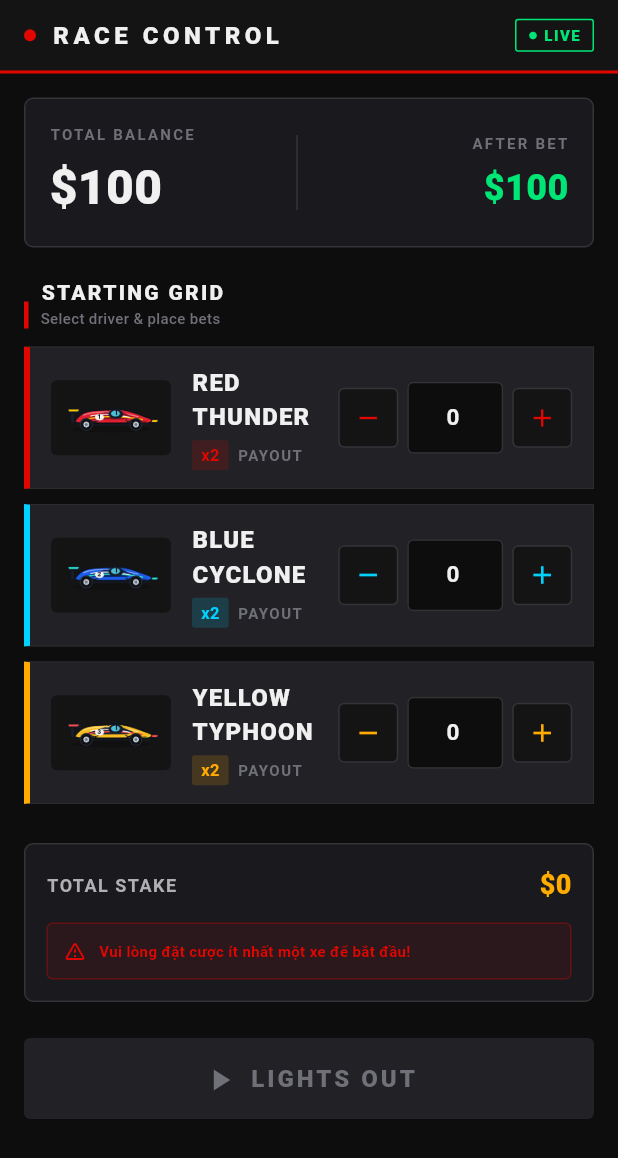
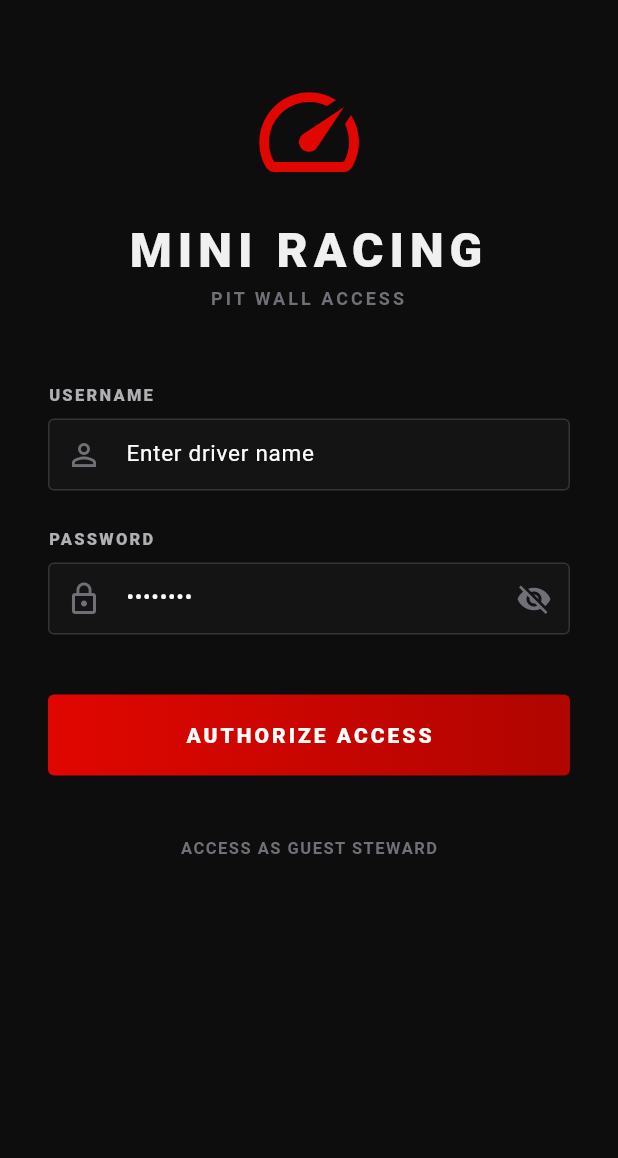
Before and after one commit to QThaiss/RacingGame-PRM393, a Flutter app: the screen it shows after launch, on a phone screen of 412 x 824 dp. Shown: the top 1158 px of the screen. Run offline on Flutter 3.47's test engine with Material 3 defaults, Android fonts, the phone set to English and light mode, and no system bars.

Commit message:
login page

```diff
--- a/lib/main.dart
+++ b/lib/main.dart
@@ -1,5 +1,5 @@
 import 'package:flutter/material.dart';
-import 'screens/home_screen.dart';
+import 'screens/login_screen.dart';
 import 'theme/f1_theme.dart';
 
 void main() {
@@ -17,7 +17,7 @@ class MiniRacingGameApp extends StatelessWidget {
       debugShowCheckedModeBanner: false,
       themeMode: ThemeMode.dark,
       darkTheme: buildF1Theme(),
-      home: const HomeScreen(),
+      home: const LoginScreen(),
     );
   }
 }
--- /dev/null
+++ b/lib/screens/login_screen.dart
@@ -0,0 +1,205 @@
+import 'package:flutter/material.dart';
+import '../theme/f1_theme.dart';
+import 'home_screen.dart';
+
+/// F1-themed Login Screen.
+/// Provides a professional entry point for the racing game.
+class LoginScreen extends StatefulWidget {
+  const LoginScreen({super.key});
+
+  @override
+  State<LoginScreen> createState() => _LoginScreenState();
+}
+
+class _LoginScreenState extends State<LoginScreen> {
+  final _formKey = GlobalKey<FormState>();
+  final _usernameController = TextEditingController();
+  final _passwordController = TextEditingController();
+  bool _obscurePassword = true;
+
+  void _handleLogin() {
+    if (_formKey.currentState!.validate()) {
+      // Simulate a login process
+      ScaffoldMessenger.of(context).showSnackBar(
+        const SnackBar(
+          content: Text('Welcome to Race Control!'),
+          backgroundColor: F1Colors.signalGreen,
+        ),
+      );
+
+      // Navigate to HomeScreen and remove login from history
+      Navigator.pushReplacement(
+        context,
+        MaterialPageRoute(builder: (context) => const HomeScreen()),
+      );
+    }
+  }
+
+  @override
+  Widget build(BuildContext context) {
+    return Scaffold(
+      backgroundColor: F1Colors.carbonBlack,
+      body: SafeArea(
+        child: SingleChildScrollView(
+          padding: const EdgeInsets.symmetric(horizontal: 32.0, vertical: 48.0),
+          child: Form(
+            key: _formKey,
+            child: Column(
+              mainAxisAlignment: MainAxisAlignment.center,
+              crossAxisAlignment: CrossAxisAlignment.stretch,
+              children: [
+                // 1. Logo or Hero Icon
+                const Icon(
+                  Icons.speed,
+                  color: F1Colors.racingRed,
+                  size: 80,
+                ),
+                const SizedBox(height: 16),
+
+                // 2. App Title
+                const Text(
+                  'MINI RACING',
+                  textAlign: TextAlign.center,
+                  style: TextStyle(
+                    color: F1Colors.textPrimary,
+                    fontSize: 32,
+                    fontWeight: FontWeight.w900,
+                    letterSpacing: 4.0,
+                  ),
+                ),
+                const Text(
+                  'PIT WALL ACCESS',
+                  textAlign: TextAlign.center,
+                  style: TextStyle(
+                    color: F1Colors.textMuted,
+                    fontSize: 12,
+                    fontWeight: FontWeight.w700,
+                    letterSpacing: 2.0,
+                  ),
+                ),
+                const SizedBox(height: 48),
+
+                // 3. Username Field
+                const Text(
+                  'USERNAME',
+                  style: TextStyle(
+                    color: F1Colors.textSecondary,
+                    fontSize: 11,
+                    fontWeight: FontWeight.w800,
+                    letterSpacing: 1.5,
+                  ),
+                ),
+                const SizedBox(height: 8),
+                TextFormField(
+                  controller: _usernameController,
+                  style: const TextStyle(color: F1Colors.textPrimary),
+                  decoration: const InputDecoration(
+                    prefixIcon: Icon(Icons.person_outline, color: F1Colors.textMuted),
+                    hintText: 'Enter driver name',
+                  ),
+                  validator: (value) {
+                    if (value == null || value.isEmpty) {
+                      return 'Please enter your username';
+                    }
+                    return null;
+                  },
+                ),
+                const SizedBox(height: 24),
+
+                // 4. Password Field
+                const Text(
+                  'PASSWORD',
+                  style: TextStyle(
+                    color: F1Colors.textSecondary,
+                    fontSize: 11,
+                    fontWeight: FontWeight.w800,
+                    letterSpacing: 1.5,
+                  ),
+                ),
+                const SizedBox(height: 8),
+                TextFormField(
+                  controller: _passwordController,
+                  obscureText: _obscurePassword,
+                  style: const TextStyle(color: F1Colors.textPrimary),
+                  decoration: InputDecoration(
+                    prefixIcon: const Icon(Icons.lock_outline, color: F1Colors.textMuted),
+                    hintText: '••••••••',
+                    suffixIcon: IconButton(
+                      icon: Icon(
+                        _obscurePassword ? Icons.visibility_off : Icons.visibility,
+                        color: F1Colors.textMuted,
+                      ),
+                      onPressed: () {
+                        setState(() {
+                          _obscurePassword = !_obscurePassword;
+                        });
+                      },
+                    ),
+                  ),
+                  validator: (value) {
+                    if (value == null || value.isEmpty) {
+                      return 'Please enter your password';
+                    }
+                    if (value.length < 6) {
+                      return 'Password must be at least 6 characters';
+                    }
+                    return null;
+                  },
+                ),
+                const SizedBox(height: 40),
+
+                // 5. Login Button
+                Container(
+                  height: 54,
+                  decoration: BoxDecoration(
+                    borderRadius: BorderRadius.circular(4),
+                    gradient: const LinearGradient(
+                      colors: [F1Colors.racingRed, Color(0xFFB00500)],
+                    ),
+                  ),
+                  child: ElevatedButton(
+                    onPressed: _handleLogin,
+                    style: ElevatedButton.styleFrom(
+                      backgroundColor: Colors.transparent,
+                      shadowColor: Colors.transparent,
+                    ),
+                    child: const Text(
+                      'AUTHORIZE ACCESS',
+                      style: TextStyle(
+                        fontSize: 14,
+                        fontWeight: FontWeight.w800,
+                        letterSpacing: 2.0,
+                      ),
+                    ),
+                  ),
+                ),
+
+                const SizedBox(height: 24),
+
+                // 6. Guest access / Sign up hint
+                TextButton(
+                  onPressed: () {
+                    // Quick guest access for testing
+                    Navigator.pushReplacement(
+                      context,
+                      MaterialPageRoute(builder: (context) => const HomeScreen()),
+                    );
+                  },
+                  child: const Text(
+                    'ACCESS AS GUEST STEWARD',
+                    style: TextStyle(
+                      color: F1Colors.textMuted,
+                      fontSize: 11,
+                      fontWeight: FontWeight.w600,
+                      letterSpacing: 1.0,
+                    ),
+                  ),
+                ),
+              ],
+            ),
+          ),
+        ),
+      ),
+    );
+  }
+}
--- a/lib/screens/race_screen.dart
+++ b/lib/screens/race_screen.dart
@@ -1,4 +1,4 @@
-import 'dart:async';
+ import 'dart:async';
 import 'dart:math';
 import 'package:flutter/material.dart';
 import '../models/racer.dart';
```
